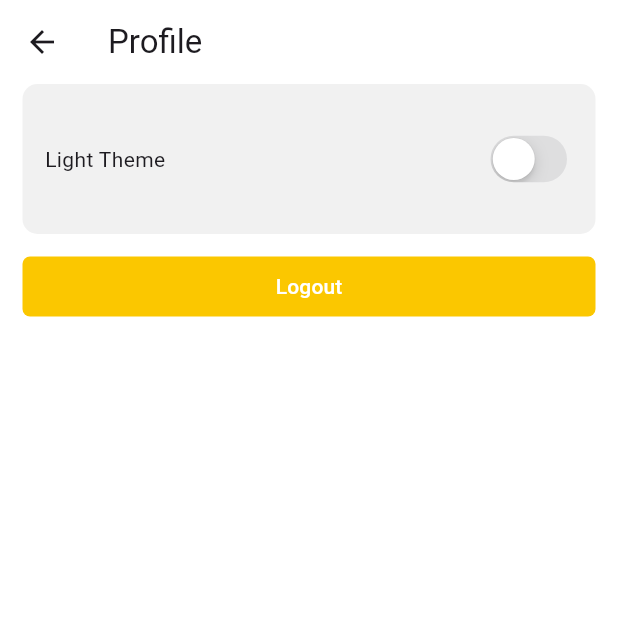
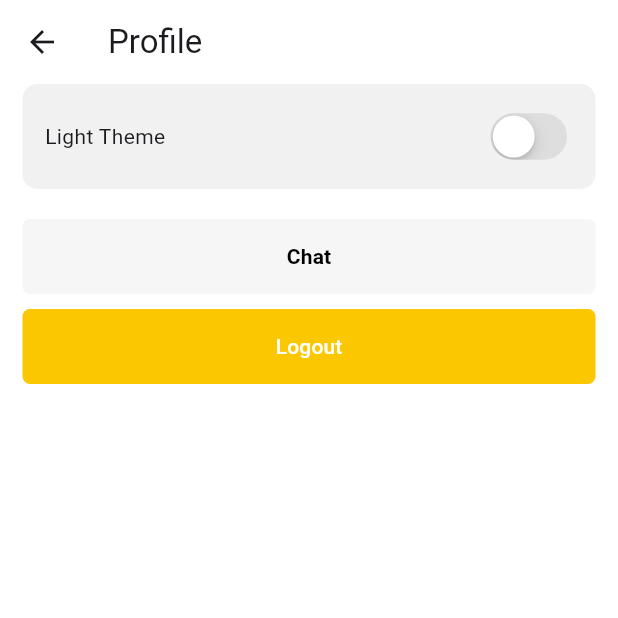
Before and after one commit to hieunmh/BTC, a Flutter app: the ProfilePage screen opened directly, on a phone screen of 412 x 824 dp, the top half of it. Run offline on Flutter 3.47's test engine with Material 3 defaults, Android fonts, the phone set to English and light mode, and no system bars; our stand-ins replace dash_chat_2, flutter_dotenv, get, icons_plus, shared_preferences, supabase_flutter and 1 more; missing offline and left inert: chat_gpt_sdk; accounts and stored records are empty.

Commit message:
chat-gpt

```diff
--- /dev/null
+++ b/mobile/lib/bindings/chat/chat_binding.dart
@@ -0,0 +1,9 @@
+import 'package:btc/controllers/chat/chat_controller.dart';
+import 'package:get/get.dart';
+
+class ChatBinding extends Bindings {
+  @override
+  void dependencies() {
+    Get.lazyPut<ChatController>(() => ChatController());
+  }
+}
--- a/mobile/lib/pages/application/profile/profile.dart
+++ b/mobile/lib/pages/application/profile/profile.dart
@@ -1,5 +1,6 @@
 import 'package:btc/controllers/app/profile_controller.dart';
 import 'package:btc/pages/application/profile/theme_button.dart';
+import 'package:btc/routes/routes.dart';
 import 'package:btc/theme/theme_controller.dart';
 import 'package:flutter/material.dart';
 import 'package:get/get.dart';
@@ -19,22 +20,53 @@ class ProfilePage extends StatelessWidget {
       ),
       body: Center(
         child: Obx(() =>
-          Column(
+          Padding(
+            padding: const EdgeInsets.symmetric(horizontal: 15),
+            child: Column(
               children: [
                 ThemeButton(
                   toggleTheme: themecontroller.toggleTheme,
                   theme: themecontroller.theme.value
                 ),
 
+                const SizedBox(height: 20),
+
                 TextButton(
                   style: ButtonStyle(
-                  padding: WidgetStateProperty.all<EdgeInsets>(const EdgeInsets.all(15)),
+                    padding: WidgetStateProperty.all<EdgeInsets>(const EdgeInsets.all(0)),
+                  ),
+                  onPressed: () {
+                    Get.toNamed(AppRoutes.chat);
+                  },
+                  child: Container(
+                    height: 50,
+                    decoration: BoxDecoration(
+                      color: themecontroller.theme.value == 'light' ? const Color(0xfff6f6f6) : const Color(0xff1b2129),
+                      borderRadius: BorderRadius.circular(5)
+                    ),
+                    child: Center(
+                      child: Text(
+                        'Chat',
+                        style: TextStyle(
+                          color: themecontroller.theme.value == 'light' ? Colors.black : Colors.white,
+                          fontWeight: FontWeight.bold,
+                        ),
+                      ),
+                    ),
+                  ),
+                ),
+
+                const SizedBox(height: 10),
+
+                TextButton(
+                  style: ButtonStyle(
+                    padding: WidgetStateProperty.all<EdgeInsets>(const EdgeInsets.all(0)),
                   ),
                   onPressed: () {
                     profilecontroller.handleSignOut();
                   },
                   child: Container(
-                    padding: const EdgeInsets.all(10),
+                      padding: const EdgeInsets.all(15),
                       decoration: BoxDecoration(
                         color: const Color(0xfffbc700),
                         borderRadius: BorderRadius.circular(5)
@@ -49,8 +81,9 @@ class ProfilePage extends StatelessWidget {
                         ),
                       ),
                     )
-              )
+                ),
               ],
+            ),
           ),
         ),
       ),
--- a/mobile/lib/pages/application/profile/theme_button.dart
+++ b/mobile/lib/pages/application/profile/theme_button.dart
@@ -12,11 +12,9 @@ class ThemeButton extends StatelessWidget {
   @override
   Widget build(BuildContext context) {
 
-    return Padding(
-      padding: const EdgeInsets.symmetric(horizontal: 15),
-      child: Container(
+    return Container(
       width: double.infinity,
-        height: 100,
+      height: 70,
       padding: const EdgeInsets.symmetric(horizontal: 15),
       decoration: BoxDecoration(
         color: theme == 'light' ? const Color(0xfff1f1f1) : const Color(0xff1b2129),
@@ -43,7 +41,6 @@ class ThemeButton extends StatelessWidget {
           )
         ],
       ),
-      ),
     );
   }
 }
--- a/mobile/lib/routes/pages.dart
+++ b/mobile/lib/routes/pages.dart
@@ -1,11 +1,13 @@
 import 'package:btc/bindings/app/application_binding.dart';
 import 'package:btc/bindings/auth/signin_binding.dart';
 import 'package:btc/bindings/auth/signup_binding.dart';
+import 'package:btc/bindings/chat/chat_binding.dart';
 import 'package:btc/bindings/coin/coinchart_binding.dart';
 import 'package:btc/pages/application/application.dart';
 import 'package:btc/pages/auth/signin.dart';
 import 'package:btc/pages/auth/signup.dart';
 import 'package:btc/pages/auth/spash.dart';
+import 'package:btc/pages/chat/chat.dart';
 import 'package:btc/pages/coin/coin_chart.dart';
 import 'package:btc/routes/routes.dart';
 import 'package:get/get.dart';
@@ -37,6 +39,11 @@ class AppPages {
       name: AppRoutes.coinchart,
       page: () => const CoinChartPage(),
       binding: CoinChartBinding()
+    ),
+    GetPage(
+      name: AppRoutes.chat,
+      page: () => const ChatPage(),
+      binding: ChatBinding()
     )
   ];
 }
--- a/mobile/lib/routes/routes.dart
+++ b/mobile/lib/routes/routes.dart
@@ -8,4 +8,6 @@ class AppRoutes {
   static const String splash = '/splash';
 
   static const String coinchart = '/coinchart';
+
+  static const String chat = '/chat';
 }
```
Also changed, not shown: mobile/lib/controllers/chat/chat_controller.dart (added, +72 -0 lines), mobile/lib/pages/chat/chat.dart (added, +102 -0 lines). Lines whose indentation alone changed are shown as unchanged.
